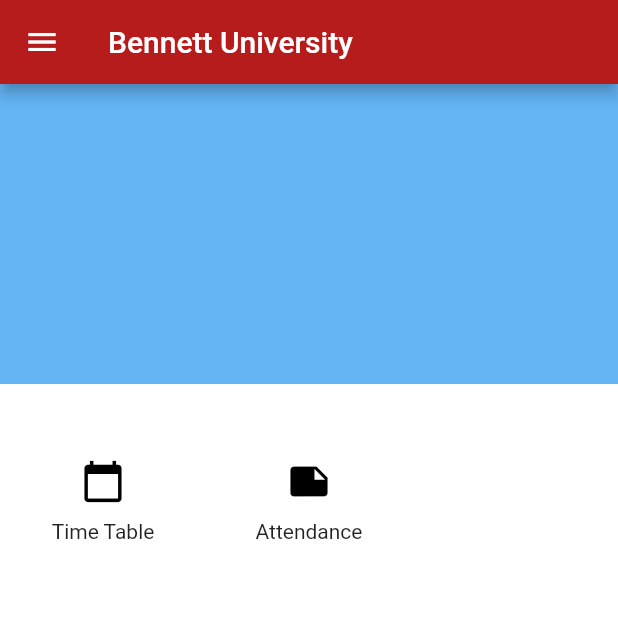
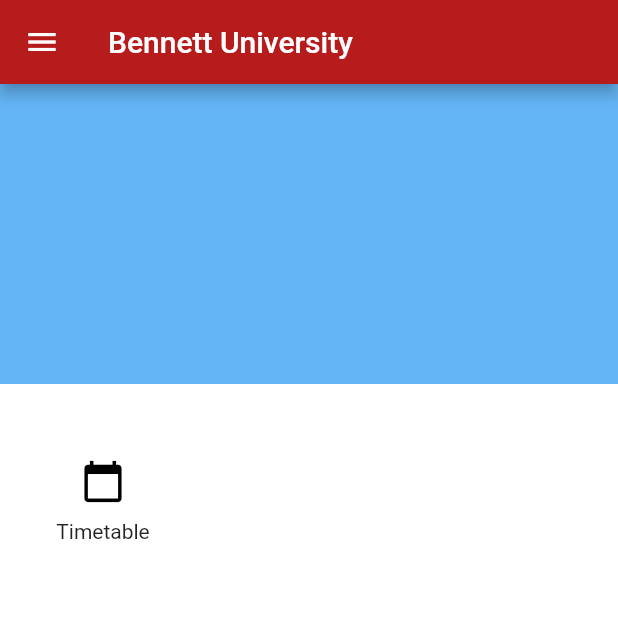
Before and after one commit to dhruvd0/bennett_app, a Flutter app: the screen it shows after launch, on a phone screen of 412 x 824 dp, the top half of it. Run offline on Flutter 3.47's test engine with Material 2 defaults, Android fonts, the phone set to English and light mode, and no system bars; our stand-ins replace equatable, flutter_riverpod.

Commit message:
add and inject HomepageNotifier

```diff
--- /dev/null
+++ b/lib/features/homepage/student/bloc/homepage_notifier.dart
@@ -0,0 +1,28 @@
+import 'package:bennett_app/features/homepage/models/grid_button_info.dart';
+import 'package:bennett_app/features/homepage/student/widgets/student_homepage.dart';
+import 'package:bennett_app/features/timetable/timetable.dart';
+import 'package:flutter/material.dart';
+import 'package:flutter_riverpod/flutter_riverpod.dart';
+
+///
+final homepageNotifier =
+    StateNotifierProvider<HomepageNotifier, List<GridButtonInfo>>(
+  (_) => HomepageNotifier(),
+);
+
+/// Notifier which handles state of [StudentHomePage]
+class HomepageNotifier extends StateNotifier<List<GridButtonInfo>> {
+  ///
+  HomepageNotifier()
+      : super([
+          GridButtonInfo(
+            title: 'Timetable',
+            icon: Icons.calendar_today,
+            onTap: (context) {
+              Navigator.of(context).push(
+                MaterialPageRoute(builder: (_) => const TimeTablePage()),
+              );
+            },
+          )
+        ]);
+}
--- a/lib/features/homepage/student/student_homepage.dart
+++ /dev/null
@@ -1,61 +0,0 @@
-import 'package:flutter/material.dart';
-
-/// Homepage for a Student
-class StudentHomePage extends StatelessWidget {
-  ///
-  StudentHomePage({Key? key}) : super(key: key);
-
-  /// <String,Icon> data for buttons in the grid
-  final gridButtons = {
-    'Time Table': Icons.calendar_today,
-    'Attendance': Icons.note
-  };
-  @override
-  Widget build(BuildContext context) {
-    return Scaffold(
-      drawer: const Drawer(),
-      backgroundColor: Theme.of(context).backgroundColor,
-      appBar: AppBar(
-        title: Title(
-          color: Colors.white,
-          child: const Text('Bennett University'),
-        ),
-      ),
-      body: Column(
-        crossAxisAlignment: CrossAxisAlignment.stretch,
-        mainAxisSize: MainAxisSize.min,
-        children: [
-          Container(
-            height: 200,
-            color: Colors.blue[300],
-          ),
-          const SizedBox(
-            height: 50,
-          ),
-          Flexible(
-            child: GridView.count(
-              crossAxisCount: 3,
-              children: gridButtons.keys
-                  .map(
-                    (key) => Column(
-                      children: [
-                        Icon(
-                          gridButtons[key],
-                          color: Colors.black,
-                          size: 30,
-                        ),
-                        const SizedBox(
-                          height: 10,
-                        ),
-                        Text(key),
-                      ],
-                    ),
-                  )
-                  .toList(),
-            ),
-          )
-        ],
-      ),
-    );
-  }
-}
--- /dev/null
+++ b/lib/features/homepage/student/widgets/student_homepage.dart
@@ -0,0 +1,69 @@
+import 'package:bennett_app/features/homepage/student/bloc/homepage_notifier.dart';
+import 'package:flutter/material.dart';
+import 'package:flutter_riverpod/flutter_riverpod.dart';
+
+/// Homepage for a Student
+class StudentHomePage extends StatelessWidget {
+  ///
+  const StudentHomePage({Key? key}) : super(key: key);
+
+  @override
+  Widget build(BuildContext context) {
+    return Scaffold(
+      drawer: const Drawer(),
+      backgroundColor: Theme.of(context).backgroundColor,
+      appBar: AppBar(
+        title: Title(
+          color: Colors.white,
+          child: const Text('Bennett University'),
+        ),
+      ),
+      body: Column(
+        crossAxisAlignment: CrossAxisAlignment.stretch,
+        mainAxisSize: MainAxisSize.min,
+        children: [
+          Container(
+            height: 200,
+            color: Colors.blue[300],
+          ),
+          const SizedBox(
+            height: 50,
+          ),
+          Flexible(
+            child: Consumer(
+              builder: (context, ref, child) {
+                var gridButtons = ref.watch(homepageNotifier);
+
+                return GridView.count(
+                  crossAxisCount: 3,
+                  children: gridButtons
+                      .map(
+                        (info) => GestureDetector(
+                          onTap: () {
+                            info.onTap(context);
+                          },
+                          child: Column(
+                            children: [
+                              Icon(
+                                info.icon,
+                                color: Colors.black,
+                                size: 30,
+                              ),
+                              const SizedBox(
+                                height: 10,
+                              ),
+                              Text(info.title),
+                            ],
+                          ),
+                        ),
+                      )
+                      .toList(),
+                );
+              },
+            ),
+          )
+        ],
+      ),
+    );
+  }
+}
--- a/lib/main.dart
+++ b/lib/main.dart
@@ -1,6 +1,7 @@
 import 'package:bennett_app/config/theme/theme.dart';
-import 'package:bennett_app/features/homepage/student/student_homepage.dart';
+import 'package:bennett_app/features/homepage/student/widgets/student_homepage.dart';
 import 'package:flutter/material.dart';
+import 'package:flutter_riverpod/flutter_riverpod.dart';
 
 void main() {
   runApp(const MyApp());
@@ -14,10 +15,12 @@
   // This widget is the root of your application.
   @override
   Widget build(BuildContext context) {
-    return MaterialApp(
-      title: 'Bennett App',
-      theme: AppTheme.lightTheme,
-      home: StudentHomePage(),
+    return ProviderScope(
+      child: MaterialApp(
+        title: 'Bennett App',
+        theme: AppTheme.lightTheme,
+        home: const StudentHomePage(),
+      ),
     );
   }
 }
```
Also changed, not shown: lib/features/homepage/models/grid_button_info.dart (added, +25 -0 lines), pubspec.yaml (+7 -20 lines).
